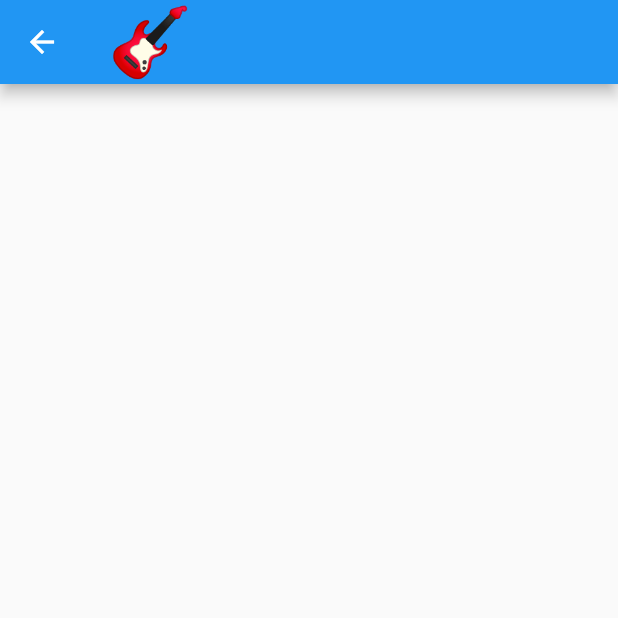
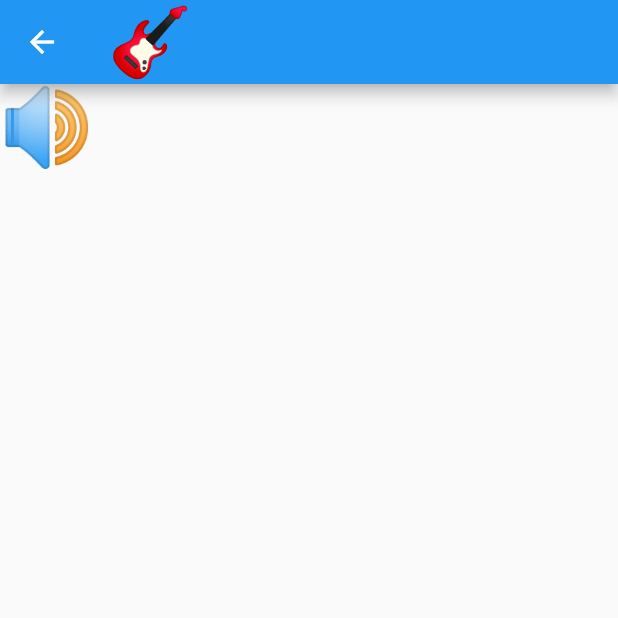
Before and after one commit to vandadnp/flutter-note-guessing-game, a Flutter app: the GameScreen screen opened by its route, on a phone screen of 412 x 824 dp, the top half of it. Run offline on Flutter 3.47's test engine with Material 2 defaults, Android fonts, the phone set to English and light mode, and no system bars; our stand-ins replace assets_audio_player.

Commit message:
not even sure what I did there

```diff
--- a/note_guessing_game/lib/game_screen.dart
+++ b/note_guessing_game/lib/game_screen.dart
@@ -10,7 +10,6 @@ class GameScreen extends StatefulWidget {
 }
 
 class _GameScreenState extends State<GameScreen> {
-
   GameTimer gameTimer = GameTimer();
   Note currentNote;
   Difficulty difficulty;
@@ -22,9 +21,10 @@ class _GameScreenState extends State<GameScreen> {
     super.dispose();
   }
 
+  List<Widget> columnChildren = [];
+
   @override
   Widget build(BuildContext context) {
-
     // set difficulty
     Difficulty difficulty = ModalRoute.of(context).settings.arguments;
     if (difficulty != null) {
@@ -33,21 +33,44 @@ class _GameScreenState extends State<GameScreen> {
       this.difficulty = Difficulty.beginner;
     }
 
-    print(this.difficulty);
+    gameTimer.start(
+        seconds: 5,
+        callback: () {
+          List<Widget> widgets = [
+            Text(
+              "🔊",
+              style: TextStyle(fontSize: 50),
+            ),
+          ];
 
-    gameTimer.start(seconds: 5, callback: () {
-      print("timer");
-    });
+//          List<int>.generate(difficulty.buttonsNeeded, (index) => null)
+
+          setState(() {
+            columnChildren = widgets;
+          });
+        });
 
     return Scaffold(
-      appBar: AppBar(
-        title: TitleWidget()
-      ),
-      body: Column(
-        children: <Widget>[
-
-        ],
-      ),
+      appBar: AppBar(title: TitleWidget()),
+      body: Column(children: columnChildren),
     );
   }
 }
+
+class AnswerButton extends StatelessWidget {
+  final NoteType noteType;
+  final VoidCallback onPressed;
+
+  const AnswerButton({
+    this.noteType,
+    this.onPressed,
+  });
+
+  @override
+  Widget build(BuildContext context) {
+    return RaisedButton(
+      child: Text(noteType.name),
+      onPressed: onPressed,
+    );
+  }
+}
```
Also changed, not shown: note_guessing_game/lib/difficulty.dart (+11 -0 lines).
